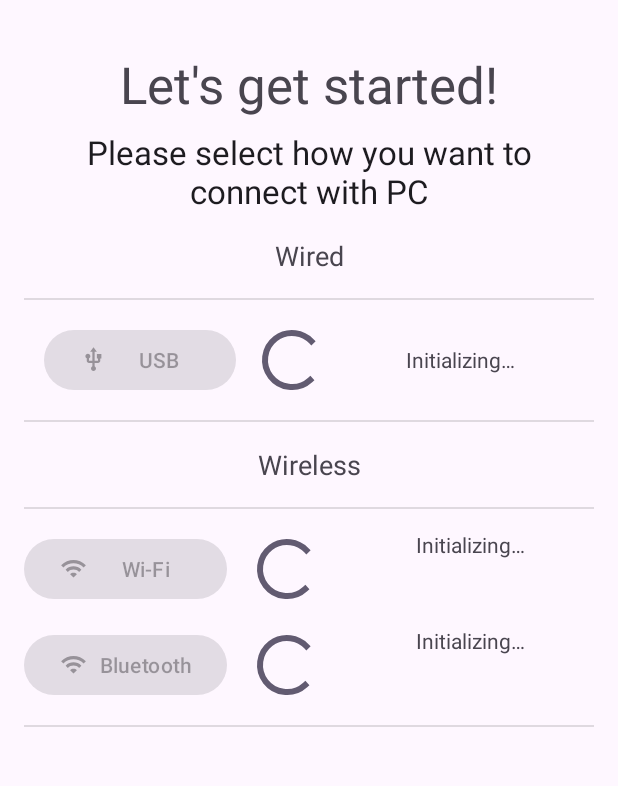
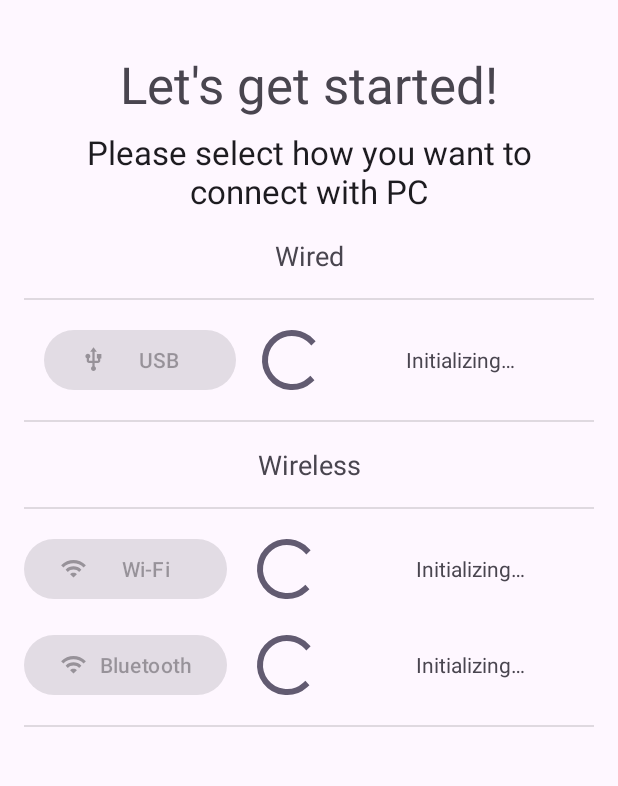
Before and after one commit to GrzybDev/OpenMicClient, an Android app: the screen it shows after launch (MainActivity), on a phone screen of 412 x 824 dp, the part 70-856 px from its top. Run offline under Robolectric (Android 15) with nearby library versions, the phone set to English and light mode, and no system bars; our stand-ins replace navigation-ui; libraries missing offline, so code that uses them is left out: com.gazman.signals, com.github.appintro; 1 statement that could not run was skipped.

Commit message:
Removed ugly margin

```diff
--- a/app/src/main/res/layout/fragment_start.xml
+++ b/app/src/main/res/layout/fragment_start.xml
@@ -197,7 +197,6 @@
                     android:id="@+id/wifiStatus"
                     android:layout_width="wrap_content"
                     android:layout_height="wrap_content"
-                    android:layout_marginTop="-16dp"
                     android:layout_weight="1"
                     android:gravity="center"
                     android:text="@string/start_fragment_status_initializing" />
@@ -235,7 +234,6 @@
                     android:id="@+id/btStatus"
                     android:layout_width="wrap_content"
                     android:layout_height="wrap_content"
-                    android:layout_marginTop="-16dp"
                     android:layout_weight="1"
                     android:gravity="center"
                     android:text="@string/start_fragment_status_initializing" />
```
